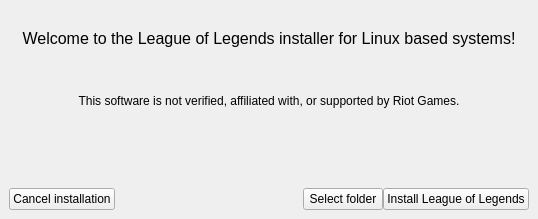
Above: installer.ui from polkaulfield/lol-for-linux-installer before the change. Below: the same form after it.
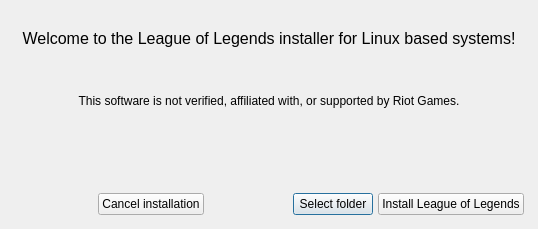
That is the form after the change. Icons and pictures are not drawn.

Commit message: [Python UI] Improve buttons spacing

Patch:
```diff
--- a/installer.ui
+++ b/installer.ui
@@ -10,7 +10,7 @@
     <x>0</x>
     <y>0</y>
     <width>538</width>
-    <height>219</height>
+    <height>229</height>
    </rect>
   </property>
   <property name="sizePolicy">
@@ -127,25 +127,38 @@
      </spacer>
     </item>
     <item>
-     <layout class="QHBoxLayout" name="horizontalLayout" stretch="0,0,0,0">
+     <layout class="QHBoxLayout" name="horizontalLayout" stretch="0,0,0,0,0">
       <property name="spacing">
-       <number>0</number>
+       <number>5</number>
       </property>
       <property name="sizeConstraint">
        <enum>QLayout::SetMaximumSize</enum>
       </property>
       <property name="leftMargin">
-       <number>0</number>
+       <number>5</number>
       </property>
       <property name="topMargin">
-       <number>0</number>
+       <number>5</number>
       </property>
       <property name="rightMargin">
-       <number>0</number>
+       <number>5</number>
       </property>
       <property name="bottomMargin">
-       <number>0</number>
+       <number>5</number>
       </property>
+      <item>
+       <spacer name="horizontalSpacer_4">
+        <property name="orientation">
+         <enum>Qt::Horizontal</enum>
+        </property>
+        <property name="sizeHint" stdset="0">
+         <size>
+          <width>40</width>
+          <height>20</height>
+         </size>
+        </property>
+       </spacer>
+      </item>
       <item>
        <widget class="QPushButton" name="cancelButton">
         <property name="enabled">
@@ -187,6 +200,12 @@
          <iconset theme="folder-open">
           <normaloff>.</normaloff>.</iconset>
         </property>
+        <property name="default">
+         <bool>true</bool>
+        </property>
+        <property name="flat">
+         <bool>false</bool>
+        </property>
        </widget>
       </item>
       <item>
```
